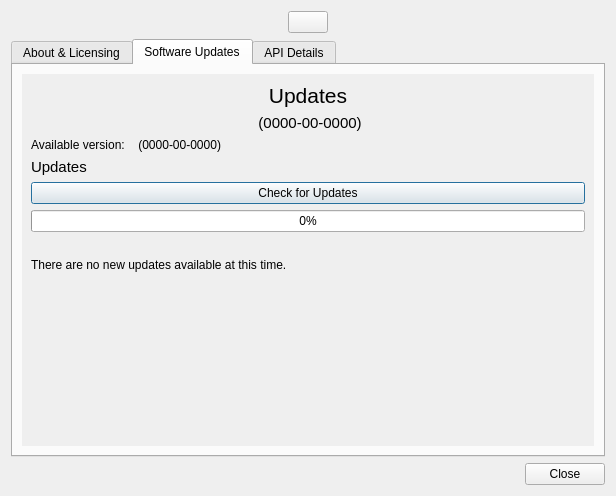
This is src/ui/aboutdialog.ui in GekkoFyre/small-world-deluxe as Qt 5 draws it before an edit. The edited form follows.
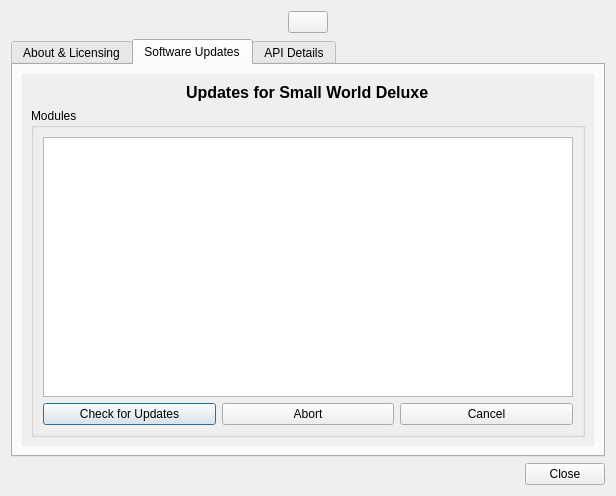
This is the edited form. The open tabs and pages were chosen to show the change.

Commit message: * Major changes to how data processing is handled within the (Q)Xmpp roster dialog. Instead of a QTableView, we are now converting towarsd QTreeView usage instead, along with the applicable models for such.

```diff
--- a/src/ui/aboutdialog.ui
+++ b/src/ui/aboutdialog.ui
@@ -258,8 +258,20 @@
                  </rect>
                 </property>
                 <layout class="QVBoxLayout" name="verticalLayout_6">
+                 <property name="leftMargin">
+                  <number>0</number>
+                 </property>
+                 <property name="topMargin">
+                  <number>0</number>
+                 </property>
+                 <property name="rightMargin">
+                  <number>0</number>
+                 </property>
+                 <property name="bottomMargin">
+                  <number>0</number>
+                 </property>
                  <item>
-                  <widget class="QFrame" name="frame_software_updates_header">
+                  <widget class="QFrame" name="frame_software_updates_primary_inner">
                    <property name="frameShape">
                     <enum>QFrame::NoFrame</enum>
                    </property>
@@ -267,38 +279,8 @@
                     <enum>QFrame::Plain</enum>
                    </property>
                    <layout class="QVBoxLayout" name="verticalLayout_7">
-                    <property name="leftMargin">
-                     <number>0</number>
-                    </property>
-                    <property name="topMargin">
-                     <number>0</number>
-                    </property>
-                    <property name="rightMargin">
-                     <number>0</number>
-                    </property>
-                    <property name="bottomMargin">
-                     <number>0</number>
-                    </property>
                     <item>
-                     <widget class="QLabel" name="label_software_updates_header">
-                      <property name="font">
-                       <font>
-                        <pointsize>16</pointsize>
-                       </font>
-                      </property>
-                      <property name="text">
-                       <string>Updates</string>
-                      </property>
-                      <property name="alignment">
-                       <set>Qt::AlignCenter</set>
-                      </property>
-                     </widget>
-                    </item>
-                   </layout>
-                  </widget>
-                 </item>
-                 <item>
-                  <widget class="QFrame" name="frame_software_updates_curr_version">
+                     <widget class="QFrame" name="frame_software_updates_header">
                    <property name="frameShape">
                     <enum>QFrame::NoFrame</enum>
                    </property>
@@ -318,64 +300,24 @@
                     <property name="bottomMargin">
                      <number>0</number>
                     </property>
-                    <item>
-                     <widget class="QLabel" name="label_software_updates_curr_version">
+                       <item alignment="Qt::AlignHCenter|Qt::AlignVCenter">
+                        <widget class="QLabel" name="label_software_updates_header">
                       <property name="font">
                        <font>
-                        <pointsize>11</pointsize>
+                           <pointsize>12</pointsize>
+                           <bold>true</bold>
                        </font>
                       </property>
                       <property name="text">
-                       <string>&lt;Version&gt; (0000-00-0000)</string>
-                      </property>
-                      <property name="alignment">
-                       <set>Qt::AlignCenter</set>
-                      </property>
+                          <string>Updates for Small World Deluxe</string>
+                         </property>
                      </widget>
                     </item>
                    </layout>
                   </widget>
                  </item>
                  <item>
-                  <widget class="QFrame" name="frame_software_updates_check">
-                   <property name="frameShape">
-                    <enum>QFrame::NoFrame</enum>
-                   </property>
-                   <property name="frameShadow">
-                    <enum>QFrame::Plain</enum>
-                   </property>
-                   <layout class="QFormLayout" name="formLayout">
-                    <property name="leftMargin">
-                     <number>0</number>
-                    </property>
-                    <property name="topMargin">
-                     <number>0</number>
-                    </property>
-                    <property name="rightMargin">
-                     <number>0</number>
-                    </property>
-                    <property name="bottomMargin">
-                     <number>0</number>
-                    </property>
-                    <item row="0" column="0">
-                     <widget class="QLabel" name="label_software_updates_avail_vers_header">
-                      <property name="text">
-                       <string>Available version: </string>
-                      </property>
-                     </widget>
-                    </item>
-                    <item row="0" column="1">
-                     <widget class="QLabel" name="label_software_updates_avail_vers">
-                      <property name="text">
-                       <string>&lt;Unknown&gt; (0000-00-0000)</string>
-                      </property>
-                     </widget>
-                    </item>
-                   </layout>
-                  </widget>
-                 </item>
-                 <item>
-                  <widget class="QFrame" name="frame_software_updates_horiz_spacer">
+                     <widget class="QFrame" name="frame_software_updates_modules_primary">
                    <property name="frameShape">
                     <enum>QFrame::NoFrame</enum>
                    </property>
@@ -396,41 +338,9 @@
                      <number>0</number>
                     </property>
                     <item>
-                     <widget class="QLabel" name="label_software_updates_sub_header">
-                      <property name="font">
-                       <font>
-                        <pointsize>11</pointsize>
-                       </font>
-                      </property>
-                      <property name="text">
-                       <string>Updates</string>
-                      </property>
-                     </widget>
-                    </item>
-                    <item>
-                     <widget class="QPushButton" name="pushButton_software_updates">
-                      <property name="text">
-                       <string>Check for Updates</string>
-                      </property>
-                     </widget>
-                    </item>
-                    <item>
-                     <widget class="QProgressBar" name="progressBar_software_updates">
-                      <property name="value">
-                       <number>0</number>
-                      </property>
-                     </widget>
-                    </item>
-                   </layout>
-                  </widget>
-                 </item>
-                 <item>
-                  <widget class="QFrame" name="frame_software_updates_status">
-                   <property name="frameShape">
-                    <enum>QFrame::NoFrame</enum>
-                   </property>
-                   <property name="frameShadow">
-                    <enum>QFrame::Plain</enum>
+                        <widget class="QGroupBox" name="groupBox_software_updates_modules">
+                         <property name="title">
+                          <string>Modules</string>
                    </property>
                    <layout class="QVBoxLayout" name="verticalLayout_10">
                     <property name="leftMargin">
@@ -446,37 +356,38 @@
                      <number>0</number>
                     </property>
                     <item>
-                     <spacer name="horizontalSpacer_3">
-                      <property name="orientation">
-                       <enum>Qt::Horizontal</enum>
-                      </property>
-                      <property name="sizeHint" stdset="0">
-                       <size>
-                        <width>579</width>
-                        <height>20</height>
-                       </size>
-                      </property>
-                     </spacer>
-                    </item>
-                    <item>
-                     <widget class="QLabel" name="label_software_updates_curr_status">
-                      <property name="text">
-                       <string>There are no new updates available at this time.</string>
-                      </property>
-                     </widget>
-                    </item>
-                   </layout>
-                  </widget>
-                 </item>
-                 <item>
-                  <widget class="QFrame" name="frame_software_updates_vert_spacer">
+                           <widget class="QScrollArea" name="scrollArea_software_updates_modules_primary">
                    <property name="frameShape">
                     <enum>QFrame::NoFrame</enum>
                    </property>
                    <property name="frameShadow">
                     <enum>QFrame::Plain</enum>
+                            </property>
+                            <property name="horizontalScrollBarPolicy">
+                             <enum>Qt::ScrollBarAlwaysOff</enum>
+                            </property>
+                            <property name="widgetResizable">
+                             <bool>true</bool>
+                            </property>
+                            <widget class="QWidget" name="scrollAreaWidgetContents_software_updates_modules_primary">
+                             <property name="geometry">
+                              <rect>
+                               <x>0</x>
+                               <y>0</y>
+                               <width>552</width>
+                               <height>299</height>
+                              </rect>
                    </property>
                    <layout class="QVBoxLayout" name="verticalLayout_11">
+                              <item>
+                               <widget class="QFrame" name="frame_software_updates_modules">
+                                <property name="frameShape">
+                                 <enum>QFrame::NoFrame</enum>
+                                </property>
+                                <property name="frameShadow">
+                                 <enum>QFrame::Plain</enum>
+                                </property>
+                                <layout class="QHBoxLayout" name="horizontalLayout_3">
                     <property name="leftMargin">
                      <number>0</number>
                     </property>
@@ -490,17 +401,65 @@
                      <number>0</number>
                     </property>
                     <item>
-                     <spacer name="verticalSpacer">
-                      <property name="orientation">
-                       <enum>Qt::Vertical</enum>
-                      </property>
-                      <property name="sizeHint" stdset="0">
-                       <size>
-                        <width>20</width>
-                        <height>134</height>
-                       </size>
-                      </property>
-                     </spacer>
+                                  <widget class="QTableView" name="tableView_software_modules"/>
+                                 </item>
+                                </layout>
+                               </widget>
+                              </item>
+                              <item>
+                               <widget class="QFrame" name="frame_software_updates_modules_buttons">
+                                <property name="frameShape">
+                                 <enum>QFrame::NoFrame</enum>
+                                </property>
+                                <property name="frameShadow">
+                                 <enum>QFrame::Plain</enum>
+                                </property>
+                                <layout class="QHBoxLayout" name="horizontalLayout_2">
+                                 <property name="leftMargin">
+                                  <number>0</number>
+                                 </property>
+                                 <property name="topMargin">
+                                  <number>0</number>
+                                 </property>
+                                 <property name="rightMargin">
+                                  <number>0</number>
+                                 </property>
+                                 <property name="bottomMargin">
+                                  <number>0</number>
+                                 </property>
+                                 <item>
+                                  <widget class="QPushButton" name="pushButton_check_for_updates">
+                                   <property name="text">
+                                    <string>Check for Updates</string>
+                                   </property>
+                                  </widget>
+                                 </item>
+                                 <item>
+                                  <widget class="QPushButton" name="pushButton_abort_update_check">
+                                   <property name="text">
+                                    <string>Abort</string>
+                                   </property>
+                                  </widget>
+                                 </item>
+                                 <item>
+                                  <widget class="QPushButton" name="pushButton_cancel_update_check">
+                                   <property name="text">
+                                    <string>Cancel</string>
+                                   </property>
+                                  </widget>
+                                 </item>
+                                </layout>
+                               </widget>
+                              </item>
+                             </layout>
+                            </widget>
+                           </widget>
+                          </item>
+                         </layout>
+                        </widget>
+                       </item>
+                      </layout>
+                     </widget>
                     </item>
                    </layout>
                   </widget>
```
Lines whose indentation alone changed are shown as unchanged. The commit also changes 13 other files.
